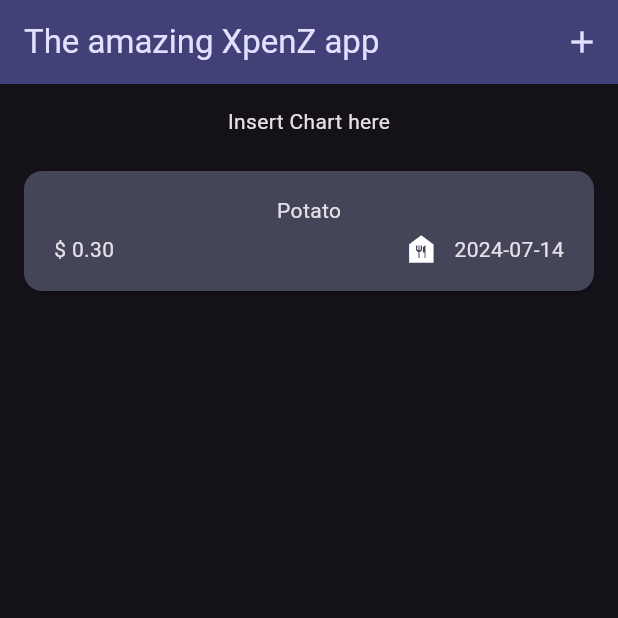
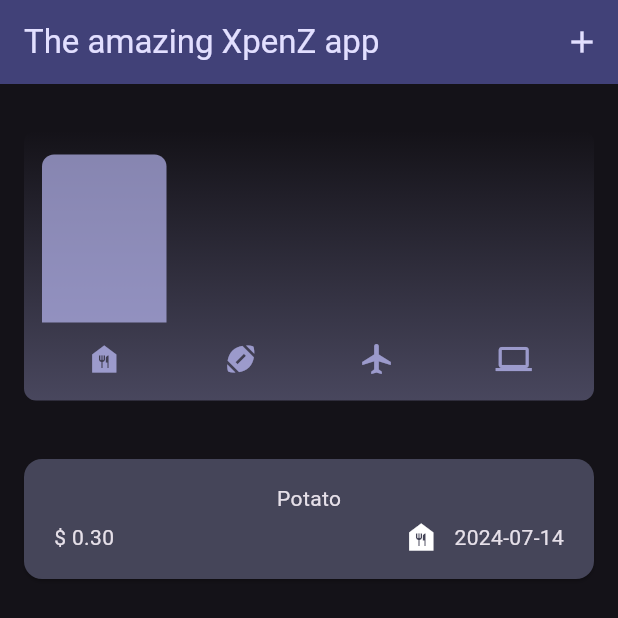
Before and after one commit to nevepura/expense_tracker, a Flutter app: the screen it shows after launch, on a phone screen of 412 x 824 dp. Shown: the top 618 px of the screen. Run offline on Flutter 3.47's test engine with Material 3 defaults, Android fonts, the phone set to English and light mode, and no system bars.

Commit message:
Added chart

```diff
--- /dev/null
+++ b/lib/widgets/chart/chart.dart
@@ -0,0 +1,96 @@
+import 'package:flutter/material.dart';
+
+import 'package:expense_tracker/widgets/chart/chart_bar.dart';
+import 'package:expense_tracker/models/expense.dart';
+import 'package:expense_tracker/models/expense_bucket.dart';
+
+class Chart extends StatelessWidget {
+  const Chart({super.key, required this.expenses});
+
+  final List<Expense> expenses;
+
+  List<ExpenseBucket> get buckets {
+    return [
+      ExpenseBucket.forCategory(expenses, Category.food),
+      ExpenseBucket.forCategory(expenses, Category.leisure),
+      ExpenseBucket.forCategory(expenses, Category.travel),
+      ExpenseBucket.forCategory(expenses, Category.work),
+    ];
+  }
+
+  double get maxTotalExpense {
+    double maxTotalExpense = 0;
+
+    for (final bucket in buckets) {
+      if (bucket.totalExpenses > maxTotalExpense) {
+        maxTotalExpense = bucket.totalExpenses;
+      }
+    }
+
+    return maxTotalExpense;
+  }
+
+  @override
+  Widget build(BuildContext context) {
+    final isDarkMode =
+        MediaQuery.of(context).platformBrightness == Brightness.dark;
+    return Container(
+      margin: const EdgeInsets.all(16),
+      padding: const EdgeInsets.symmetric(
+        vertical: 16,
+        horizontal: 8,
+      ),
+      width: double.infinity,
+      height: 180,
+      decoration: BoxDecoration(
+        borderRadius: BorderRadius.circular(8),
+        gradient: LinearGradient(
+          colors: [
+            Theme.of(context).colorScheme.primary.withOpacity(0.3),
+            Theme.of(context).colorScheme.primary.withOpacity(0.0)
+          ],
+          begin: Alignment.bottomCenter,
+          end: Alignment.topCenter,
+        ),
+      ),
+      child: Column(
+        children: [
+          Expanded(
+            child: Row(
+              crossAxisAlignment: CrossAxisAlignment.end,
+              children: [
+                for (final bucket in buckets) // alternative to map()
+                  ChartBar(
+                    fill: bucket.totalExpenses == 0
+                        ? 0
+                        : bucket.totalExpenses / maxTotalExpense,
+                  )
+              ],
+            ),
+          ),
+          const SizedBox(height: 12),
+          Row(
+            children: buckets
+                .map(
+                  (bucket) => Expanded(
+                    child: Padding(
+                      padding: const EdgeInsets.symmetric(horizontal: 4),
+                      child: Icon(
+                        categoryIcons[bucket.category],
+                        color: isDarkMode
+                            ? Theme.of(context).colorScheme.secondary
+                            : Theme.of(context)
+                                .colorScheme
+                                .primary
+                                .withOpacity(0.7),
+                      ),
+                    ),
+                  ),
+                )
+                .toList(),
+          )
+        ],
+      ),
+    );
+  }
+}
--- /dev/null
+++ b/lib/widgets/chart/chart_bar.dart
@@ -0,0 +1,34 @@
+import 'package:flutter/material.dart';
+
+class ChartBar extends StatelessWidget {
+  const ChartBar({
+    super.key,
+    required this.fill,
+  });
+
+  final double fill;
+
+  @override
+  Widget build(BuildContext context) {
+    final isDarkMode =
+        MediaQuery.of(context).platformBrightness == Brightness.dark;
+    return Expanded(
+      child: Padding(
+        padding: const EdgeInsets.symmetric(horizontal: 4),
+        child: FractionallySizedBox(
+          heightFactor: fill,
+          child: DecoratedBox(
+            decoration: BoxDecoration(
+              shape: BoxShape.rectangle,
+              borderRadius:
+                  const BorderRadius.vertical(top: Radius.circular(8)),
+              color: isDarkMode
+                  ? Theme.of(context).colorScheme.secondary
+                  : Theme.of(context).colorScheme.primary.withOpacity(0.65),
+            ),
+          ),
+        ),
+      ),
+    );
+  }
+}
--- a/lib/widgets/expenses.dart
+++ b/lib/widgets/expenses.dart
@@ -2,6 +2,7 @@ import 'package:expense_tracker/widgets/expenses_list/new_expense.dart';
 import 'package:flutter/material.dart';
 import 'package:expense_tracker/models/expense.dart';
 import 'package:expense_tracker/widgets/expenses_list/expenses_list.dart';
+import 'package:expense_tracker/widgets/chart/chart.dart';
 
 class Expenses extends StatefulWidget {
   const Expenses({super.key});
@@ -93,7 +94,7 @@ class _ExpensesState extends State<Expenses> {
           Container(
             margin: const EdgeInsets.symmetric(vertical: 15),
             alignment: Alignment.center,
-            child: const Text("Insert Chart here"),
+            child: Chart(expenses: _registeredExpenses),
           ),
           Expanded(
             child: mainContent,
```
